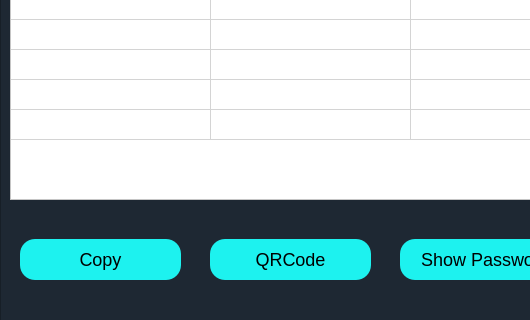
This is UI/personalviewpwd.ui in mranonymod/PyProject as Qt 5 draws it before an edit; both pictures show x 0 to 530 and y 101 to 421 of the 827 by 421 pixel window. The edited form follows.
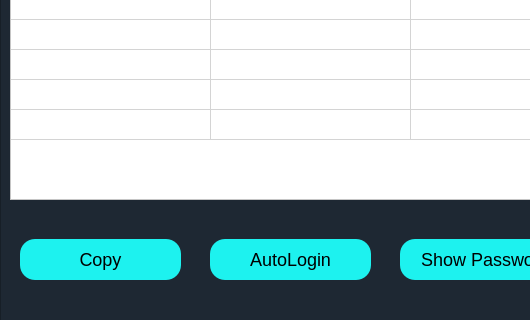
This is the edited form.

What changed in the file:
```diff
--- a/UI/personalviewpwd.ui
+++ b/UI/personalviewpwd.ui
@@ -223,7 +223,7 @@
       </rect>
      </property>
      <property name="text">
-      <string>QRCode</string>
+      <string>AutoLogin</string>
      </property>
     </widget>
     <widget class="QPushButton" name="Per_Show">
```
